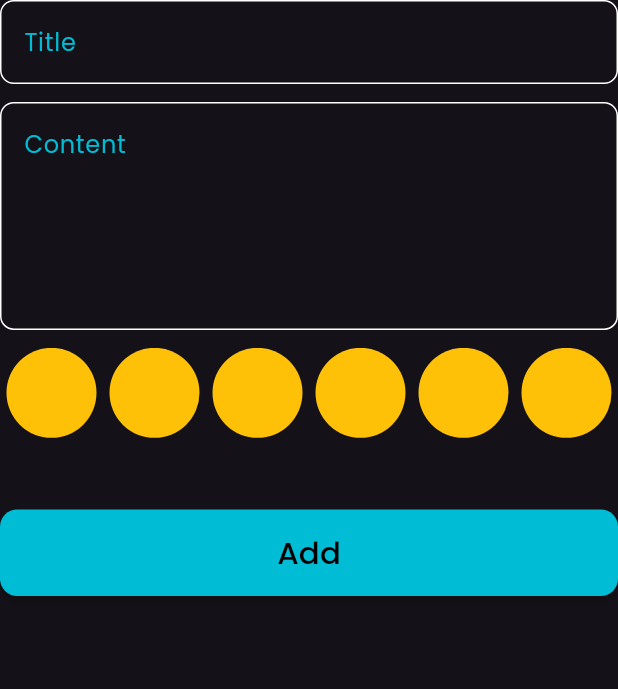
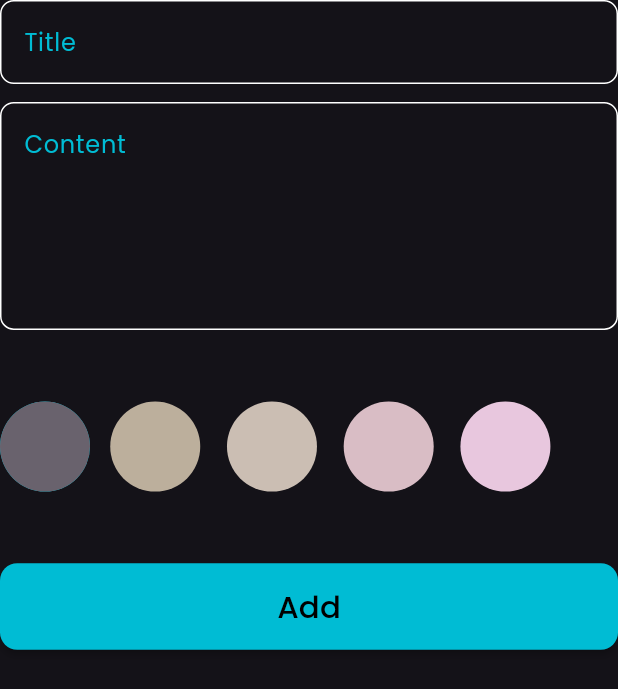
Before and after one commit to Ahmedyehia122/Notifly, a Flutter app: the AddNoteForm widget shown alone on an empty page, opened directly, on a phone screen of 412 x 824 dp. Shown: the top 689 px of the screen. Run offline on Flutter 3.47's test engine with Material 3 defaults, Android fonts, the phone set to English and light mode, and no system bars; our stand-ins replace bloc, flutter_bloc, flutter_screenutil, font_awesome_flutter, hive, hive_flutter; accounts and stored records are empty.

Commit message:
colors list view done

```diff
--- a/lib/features/notes/presentation/widgets/add_note_form.dart
+++ b/lib/features/notes/presentation/widgets/add_note_form.dart
@@ -42,7 +42,7 @@ class _AddNoteFormState extends State<AddNoteForm> {
             maxLines: 5,
           ),
           SizedBox(
-            height: 10.h,
+            height: 40.h,
           ),
           const CustomColorsListView(),
           SizedBox(
--- a/lib/features/notes/presentation/widgets/custom_color_item.dart
+++ b/lib/features/notes/presentation/widgets/custom_color_item.dart
@@ -2,13 +2,25 @@ import 'package:flutter/material.dart';
 import 'package:flutter_screenutil/flutter_screenutil.dart';
 
 class CustomColorItem extends StatelessWidget {
-  const CustomColorItem({super.key});
+  const CustomColorItem(
+      {super.key, required this.isActive, required this.color});
+  final bool isActive;
+  final Color color;
 
   @override
   Widget build(BuildContext context) {
-    return CircleAvatar(
-      radius: 30.r,
-      backgroundColor: Colors.amber,
-    );
+    return isActive
+        ? CircleAvatar(
+            radius: 30,
+            backgroundColor: Colors.cyan,
+            child: CircleAvatar(
+              radius: 27.r,
+              backgroundColor: color,
+            ),
+          )
+        : CircleAvatar(
+            radius: 30.r,
+            backgroundColor: color,
+          );
   }
 }
--- a/lib/features/notes/presentation/widgets/custom_colors_list_view.dart
+++ b/lib/features/notes/presentation/widgets/custom_colors_list_view.dart
@@ -1,18 +1,45 @@
 import 'package:flutter/material.dart';
+import 'package:flutter_screenutil/flutter_screenutil.dart';
 import 'package:note_app/features/notes/presentation/widgets/custom_color_item.dart';
 
-class CustomColorsListView extends StatelessWidget {
+class CustomColorsListView extends StatefulWidget {
   const CustomColorsListView({super.key});
 
+  @override
+  State<CustomColorsListView> createState() => _CustomColorsListViewState();
+}
+
+class _CustomColorsListViewState extends State<CustomColorsListView> {
+  int currentIndex = 0;
+  List<Color> colors = [
+    const Color(0xff69626D),
+    const Color(0xffBCAF9C),
+    const Color(0xffCBBEB3),
+    const Color(0xffD9BDC5),
+    const Color(0xffE8C7DE),
+  ];
   @override
   Widget build(BuildContext context) {
     return SizedBox(
       height: 30 * 2,
       child: ListView.builder(
+        physics: const BouncingScrollPhysics(),
         scrollDirection: Axis.horizontal,
-        itemCount: 10,
+        itemCount: colors.length,
         itemBuilder: (BuildContext context, int index) {
-          return const CustomColorItem();
+          return Padding(
+            padding: EdgeInsets.only(right: 8.r),
+            child: GestureDetector(
+              onTap: () {
+                currentIndex = index;
+                setState(() {});
+              },
+              child: CustomColorItem(
+                isActive: currentIndex == index,
+                color: colors[index],
+              ),
+            ),
+          );
         },
       ),
     );
```
